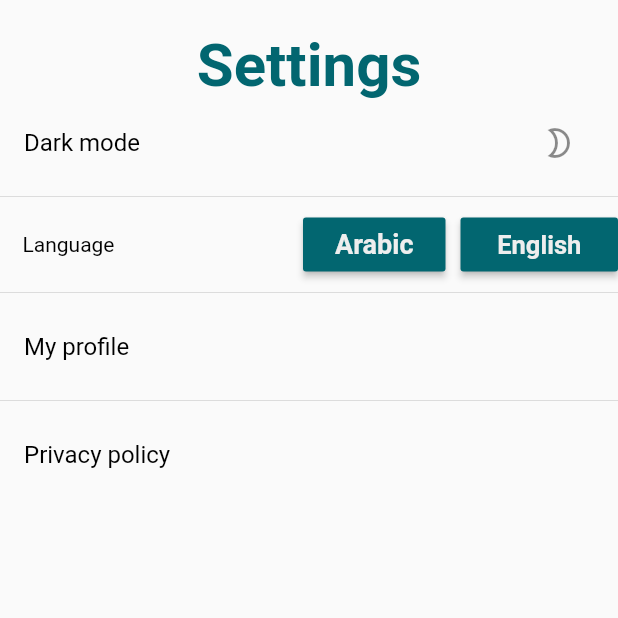
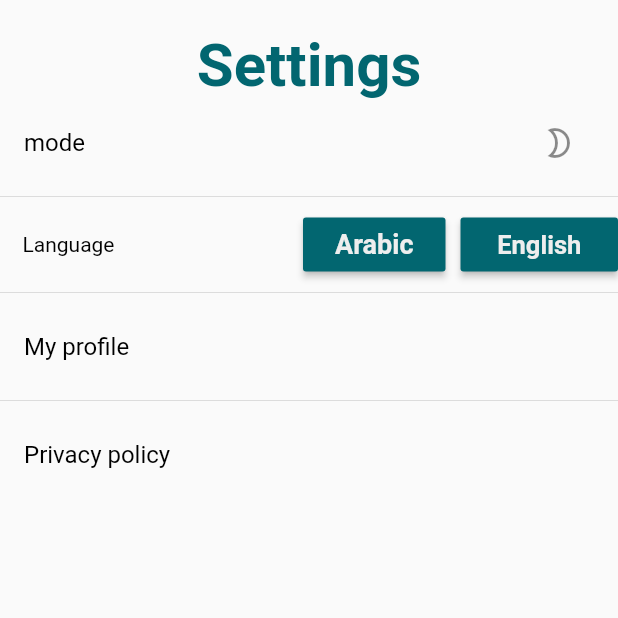
Before and after one commit to muhammad-talat1610/graduation_projs, a Flutter app: the MedicalSettingsPage screen opened directly, on a phone screen of 412 x 824 dp, the top half of it. Run offline on Flutter 3.47's test engine with Material 2 defaults, Android fonts, the light colour scheme and no system bars; our stand-ins replace cloud_firestore, firebase_core, flutter_map, flutter_rating_bar, geolocator, get and 5 more; accounts and stored records are empty; Roboto replaces fonts that are missing (cairo).

Commit message:
Update settings.dart

```diff
--- a/lib/BNBar_Screens/settings.dart
+++ b/lib/BNBar_Screens/settings.dart
@@ -53,7 +53,7 @@ class _MedicalSettingsPageState extends State<MedicalSettingsPage> {
           ListTile(
 
 
-            title: Text('Dark mode',style: TextStyle(color: fontcolor),),
+            title: Text('mode'.tr,style: TextStyle(color: fontcolor),),
             trailing:
             IconButton(icon: Icon(Icons.brightness_2_outlined),
               onPressed: () {
```
